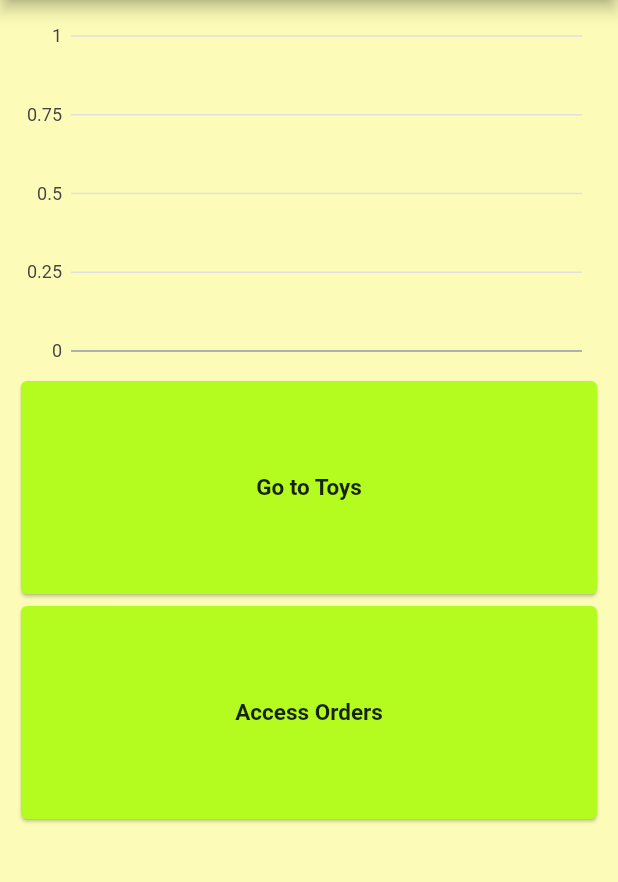
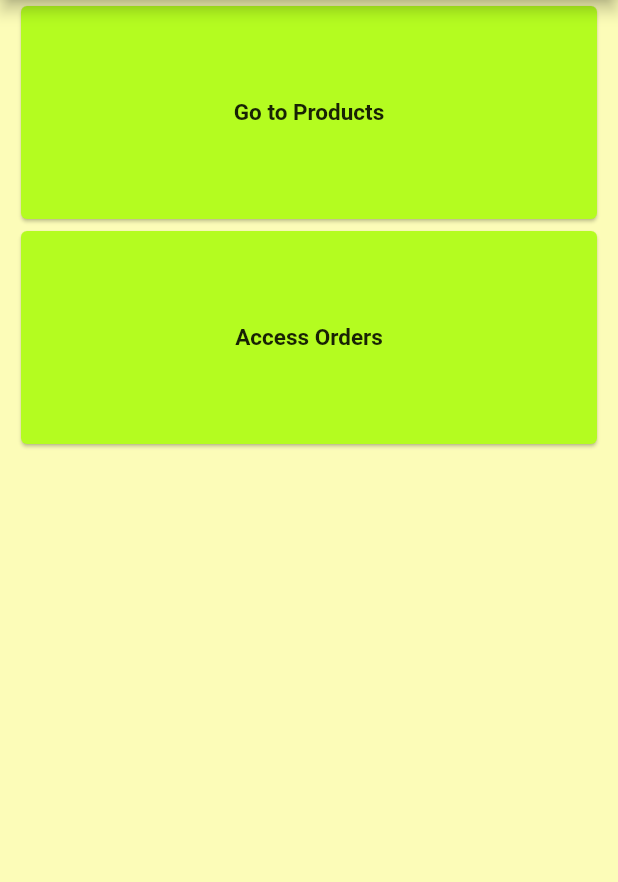
Before and after one commit to FilipeYaba/happykidzadmin, a Flutter app: the screen it shows after launch, on a phone screen of 412 x 824 dp, the part 84-966 px from its top. Run offline on Flutter 3.47's test engine with Material 2 defaults, Android fonts, the phone set to English and light mode, and no system bars; our stand-ins replace cloud_firestore, equatable, firebase_core, firebase_storage, get, image_picker; accounts and stored records are empty.

Commit message:
Latest Code

```diff
--- a/lib/controllers/controllers.dart
+++ b/lib/controllers/controllers.dart
@@ -1,3 +1,2 @@
-export 'package:happykidzadmin/controllers/product_controller.dart';
+export '/controllers/product_controller.dart';
 export 'package:happykidzadmin/controllers/order_controller.dart';
-export 'package:happykidzadmin/controllers/order_stats_controller.dart';
--- a/lib/controllers/order_stats_controller.dart
+++ /dev/null
@@ -1,15 +0,0 @@
-import 'package:happykidzadmin/models/models.dart';
-import 'package:happykidzadmin/services/database_service.dart';
-import 'package:get/get.dart';
-
-class OrderStatsController extends GetxController {
-  final DatabaseService database = DatabaseService();
-
-  var stats = Future.value(<OrderStats>[]).obs;
-
-  @override
-  void onInit() {
-    stats.value = database.getOrderStats();
-    super.onInit();
-  }
-}
--- a/lib/controllers/product_controller.dart
+++ b/lib/controllers/product_controller.dart
@@ -1,6 +1,6 @@
 import 'package:get/get.dart';
-import 'package:happykidzadmin/models/models.dart';
-import 'package:happykidzadmin/services/database_service.dart';
+import '/models/models.dart';
+import '/services/database_service.dart';
 
 class ProductController extends GetxController {
   final DatabaseService database = DatabaseService();
--- a/lib/main.dart
+++ b/lib/main.dart
@@ -1,7 +1,7 @@
 import 'package:firebase_core/firebase_core.dart';
 import 'package:flutter/material.dart';
 import 'package:get/get.dart';
-import 'package:happykidzadmin/screens/screens.dart';
+import '/screens/screens.dart';
 
 void main() async {
   WidgetsFlutterBinding.ensureInitialized();
@@ -23,7 +23,6 @@ class MyApp extends StatelessWidget {
       getPages: [
         GetPage(name: '/products', page: () => ProductsScreen()),
         GetPage(name: '/products/new', page: () => NewProductScreen()),
-        GetPage(name: '/orders', page: () => OrdersScreen())
       ],
     );
   }
--- a/lib/models/models.dart
+++ b/lib/models/models.dart
@@ -1,3 +1,2 @@
-export 'package:happykidzadmin/models/product_model.dart';
+export '/models/product_model.dart';
 export 'package:happykidzadmin/models/order_model.dart';
-export 'package:happykidzadmin/models/order_stats_model.dart';
--- a/lib/models/order_stats_model.dart
+++ /dev/null
@@ -1,105 +0,0 @@
-import 'package:charts_flutter/flutter.dart' as charts;
-import 'package:cloud_firestore/cloud_firestore.dart';
-import 'package:flutter/material.dart';
-
-class OrderStats {
-  final DateTime dateTime;
-  final int index;
-  final int orders;
-  charts.Color? barColor;
-
-  OrderStats({
-    required this.dateTime,
-    required this.index,
-    required this.orders,
-    this.barColor,
-  }) {
-    barColor = charts.ColorUtil.fromDartColor(Colors.black);
-  }
-
-  factory OrderStats.fromSnapshot(DocumentSnapshot snap, int index) {
-    return OrderStats(
-      dateTime: snap['dateTime'].toDate(),
-      index: index,
-      orders: snap['orders'],
-    );
-  }
-
-  static final List<OrderStats> data = [
-    OrderStats(
-      dateTime: DateTime.now(),
-      index: 0,
-      orders: 10,
-    ),
-    OrderStats(
-      dateTime: DateTime.now(),
-      index: 1,
-      orders: 12,
-    ),
-    OrderStats(
-      dateTime: DateTime.now(),
-      index: 2,
-      orders: 15,
-    ),
-    OrderStats(
-      dateTime: DateTime.now(),
-      index: 3,
-      orders: 12,
-    ),
-    OrderStats(
-      dateTime: DateTime.now(),
-      index: 4,
-      orders: 9,
-    ),
-    OrderStats(
-      dateTime: DateTime.now(),
-      index: 5,
-      orders: 19,
-    ),
-    OrderStats(
-      dateTime: DateTime.now(),
-      index: 6,
-      orders: 16,
-    ),
-    OrderStats(
-      dateTime: DateTime.now(),
-      index: 7,
-      orders: 19,
-    ),
-    OrderStats(
-      dateTime: DateTime.now(),
-      index: 8,
-      orders: 21,
-    ),
-    OrderStats(
-      dateTime: DateTime.now(),
-      index: 9,
-      orders: 19,
-    ),
-    OrderStats(
-      dateTime: DateTime.now(),
-      index: 10,
-      orders: 27,
-    ),
-    OrderStats(
-      dateTime: DateTime.now(),
-      index: 11,
-      orders: 30,
-    ),
-    OrderStats(
-      dateTime: DateTime.now(),
-      index: 12,
-      orders: 19,
-    ),
-    OrderStats(
-      dateTime: DateTime.now(),
-      index: 13,
-      orders: 25,
-    ),
-    OrderStats(
-      dateTime: DateTime.now(),
-      index: 14,
-      orders: 29,
-    ),
-  ];
-}
--- a/lib/screens/home_screen.dart
+++ b/lib/screens/home_screen.dart
@@ -1,16 +1,9 @@
 import 'package:flutter/material.dart';
-import 'package:happykidzadmin/controllers/controllers.dart';
-import 'package:happykidzadmin/models/models.dart';
-import 'package:charts_flutter/flutter.dart' as charts;
-import 'package:intl/intl.dart';
 import 'package:get/get.dart';
-import 'package:happykidzadmin/screens/screens.dart';
+import '/screens/screens.dart';
 
 class HomeScreen extends StatelessWidget {
   HomeScreen({Key? key}) : super(key: key);
-
-  final OrderStatsController orderStatsController =
-  Get.put(OrderStatsController());
 
   @override
   Widget build(BuildContext context) {
@@ -24,27 +17,6 @@ class HomeScreen extends StatelessWidget {
         child: Column(
           crossAxisAlignment: CrossAxisAlignment.center,
           children: [
-            FutureBuilder(
-                future: orderStatsController.stats.value,
-                builder: (BuildContext context,
-                    AsyncSnapshot<List<OrderStats>> snapshot) {
-                  if (snapshot.hasData) {
-                    return Container(
-                      height: 250,
-                      padding: const EdgeInsets.all(10),
-                      child: CustomBarChart(
-                        orderStats: snapshot.data!,
-                      ),
-                    );
-                  } else if (snapshot.hasError) {
-                    return Text('${snapshot.error}');
-                  }
-                  return const Center(
-                    child: CircularProgressIndicator(
-                      color: Colors.black,
-                    ),
-                  );
-                }),
             Container(
               width: double.infinity,
               height: 150,
@@ -57,7 +29,7 @@ class HomeScreen extends StatelessWidget {
                   color: Color(0xffB4FC20),
                   child: Center(
                     child: Text(
-                      'Go to Toys',
+                      'Go to Products',
                       style: const TextStyle(
                         fontWeight: FontWeight.bold,
                         fontSize: 15,
@@ -95,30 +67,3 @@ class HomeScreen extends StatelessWidget {
     );
   }
 }
-
-class CustomBarChart extends StatelessWidget {
-  const CustomBarChart({
-    Key? key,
-    required this.orderStats,
-  }) : super(key: key);
-
-  final List<OrderStats> orderStats;
-
-  @override
-  Widget build(BuildContext context) {
-    List<charts.Series<OrderStats, String>> series = [
-      charts.Series(
-        id: "orders",
-        data: orderStats,
-        domainFn: (series, _) =>
-            DateFormat.d().format(series.dateTime).toString(),
-        measureFn: (series, _) => series.orders,
-        colorFn: (series, _) => series.barColor!,
-      )
-    ];
-    return charts.BarChart(
-      series,
-      animate: true,
-    );
-  }
-}
--- a/lib/screens/orders_screen.dart
+++ b/lib/screens/order_screen.dart
@@ -139,7 +139,7 @@ class OrderCard extends StatelessWidget {
                       ),
                       const SizedBox(height: 10),
                       Text(
-                        '\$${order.deliveryFee}',
+                        '\R${order.deliveryFee}',
                         style: const TextStyle(
                           fontSize: 16,
                           fontWeight: FontWeight.bold,
@@ -157,7 +157,7 @@ class OrderCard extends StatelessWidget {
                       ),
                       const SizedBox(height: 10),
                       Text(
-                        '\$${order.total}',
+                        '\R${order.total}',
                         style: const TextStyle(
                           fontSize: 16,
                           fontWeight: FontWeight.bold,
```
Also changed, not shown: lib/screens/new_product_screen.dart (+14 -15 lines), lib/screens/products_screen.dart (+10 -10 lines), lib/screens/screens.dart (+4 -4 lines), lib/services/database_service.dart (+1 -13 lines), lib/controllers/order_controller.dart (line endings or trailing spaces), lib/models/order_model.dart (line endings or trailing spaces).
